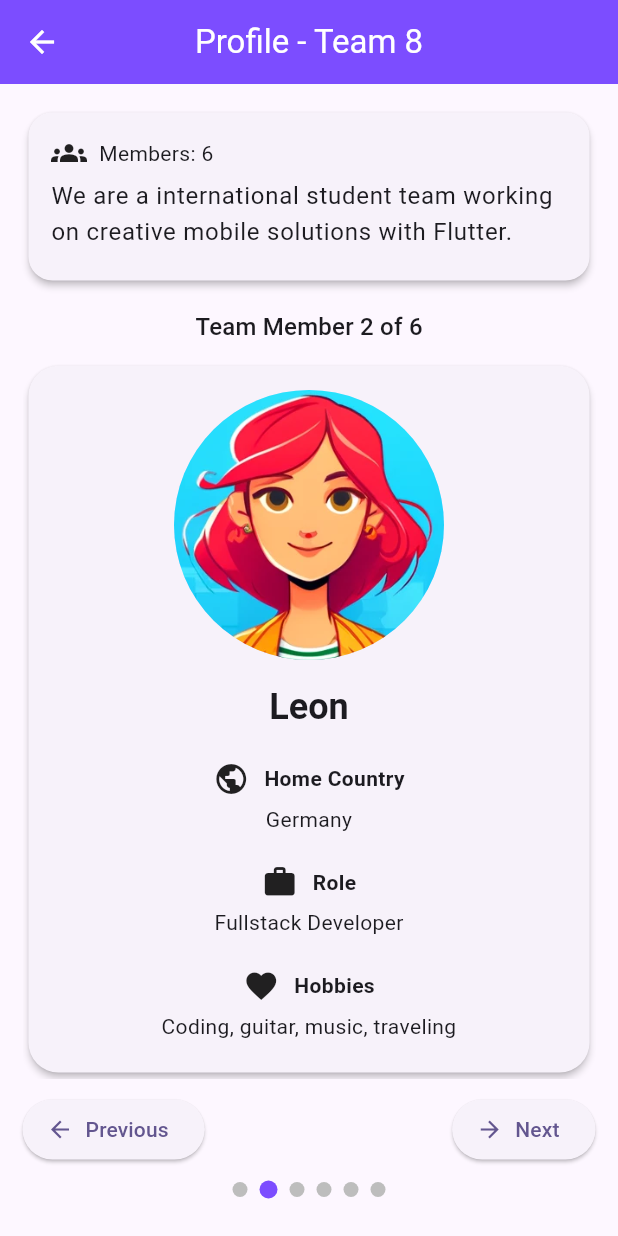
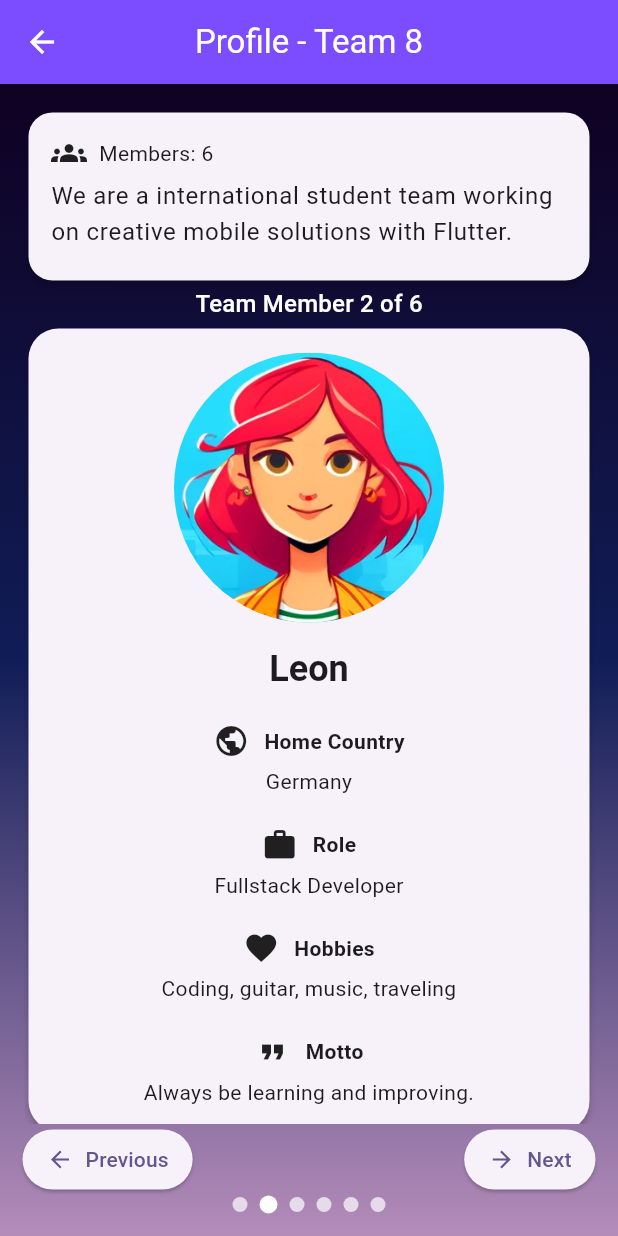
Before and after one commit to leonGreg/mobile-applications-ss26-group-8, a Flutter app: the TeamProfile screen opened by its route, after a tap on "Next", on a phone screen of 412 x 824 dp. Run offline on Flutter 3.47's test engine with Material 3 defaults, Android fonts, the phone set to English and light mode, and no system bars.

Commit message:
feat: redesign TeamProfile with gradient background and personal data
- Added full-screen gradient background
- Fixed MemberCard overflow with SingleChildScrollView
- Added personal data to team_data.dart
- UI improvements (colors, padding, dots)

```diff
--- a/lib/data/team_data.dart
+++ b/lib/data/team_data.dart
@@ -21,12 +21,12 @@ final List<TeamMember> teamMembers = [
     imagePath: 'assets/images/avatar2.png',
   ),
   TeamMember(
-    name: '',
-    country: '',
-    role: '',
-    hobbies: '',
-    motto: '',
-    imagePath: '',
+    name: 'Erkin',
+    country: 'Türkiye',
+    role: 'Fullstack Developer',
+    hobbies: 'Music, volleyball, painting',
+    motto: 'Dance while you can',
+    imagePath: 'assets/images/avatar4.png',
   ),
   TeamMember(
     name: '',
--- a/lib/pages/unit_03/team_profile.dart
+++ b/lib/pages/unit_03/team_profile.dart
@@ -42,7 +42,15 @@ class _TeamProfileState extends State<TeamProfile> {
   Widget build(BuildContext context) {
     return Scaffold(
       appBar: AppBar(title: const Text('Profile - Team 8'), centerTitle: true),
-      body: Padding(
+      body: Container(
+        decoration: const BoxDecoration(
+          gradient: LinearGradient(
+            colors: [Color(0xFF0F0122), Color(0xFF101D57), Color(0xFFB48CBA)],
+            begin: Alignment.topCenter,
+            end: Alignment.bottomCenter,
+          ),
+        ),
+        child: Padding(
           padding: const EdgeInsets.all(15),
           child: Column(
             children: [
@@ -50,27 +58,25 @@ class _TeamProfileState extends State<TeamProfile> {
                 teamDescription: teamDescription,
                 memberCount: teamMembers.length,
               ),
-            const SizedBox(height: 15),
               Text(
                 'Team Member ${currentIndex + 1} of ${teamMembers.length}',
-              style: Theme.of(context).textTheme.titleMedium,
+                style: Theme.of(context).textTheme.titleMedium?.copyWith(color: Colors.white),
               ),
-            const SizedBox(height: 10),
               Expanded(
                 child: PageView.builder(
                   controller: _pageController,
                   itemCount: teamMembers.length,
                   onPageChanged: (index) {
-                  setState(() {
-                    currentIndex = index;
-                  });
+                    setState(() => currentIndex = index);
                   },
                   itemBuilder: (context, index) {
-                  return MemberCard(member: teamMembers[index]);
+                    return SingleChildScrollView(
+                      physics: const BouncingScrollPhysics(),
+                      child: MemberCard(member: teamMembers[index]),
+                    );
                   },
                 ),
               ),
-            const SizedBox(height: 10),
               Row(
                 mainAxisAlignment: MainAxisAlignment.spaceBetween,
                 children: [
@@ -78,17 +84,20 @@ class _TeamProfileState extends State<TeamProfile> {
                     onPressed: currentIndex == 0 ? null : goToPrevious,
                     icon: const Icon(Icons.arrow_back),
                     label: const Text('Previous'),
+                    style: ElevatedButton.styleFrom(
+                      padding: const EdgeInsets.symmetric(horizontal: 16, vertical: 10),
+                    ),
                   ),
                   ElevatedButton.icon(
-                  onPressed: currentIndex == teamMembers.length - 1
-                      ? null
-                      : goToNext,
+                    onPressed: currentIndex == teamMembers.length - 1 ? null : goToNext,
                     icon: const Icon(Icons.arrow_forward),
                     label: const Text('Next'),
+                    style: ElevatedButton.styleFrom(
+                      padding: const EdgeInsets.symmetric(horizontal: 16, vertical: 10),
+                    ),
                   ),
                 ],
               ),
-            const SizedBox(height: 10),
               Row(
                 mainAxisAlignment: MainAxisAlignment.center,
                 children: List.generate(
@@ -108,15 +117,15 @@ class _TeamProfileState extends State<TeamProfile> {
                       decoration: BoxDecoration(
                         shape: BoxShape.circle,
                         color: currentIndex == index
-                          ? Colors.deepPurpleAccent
-                          : Colors.grey.shade400,
+                            ? Colors.white
+                            : Colors.white70,
                       ),
                     ),
                   ),
                 ),
               ),
-            const SizedBox(height: 10),
             ],
+          ),
         ),
       ),
     );
```
Lines whose indentation alone changed are shown as unchanged.
